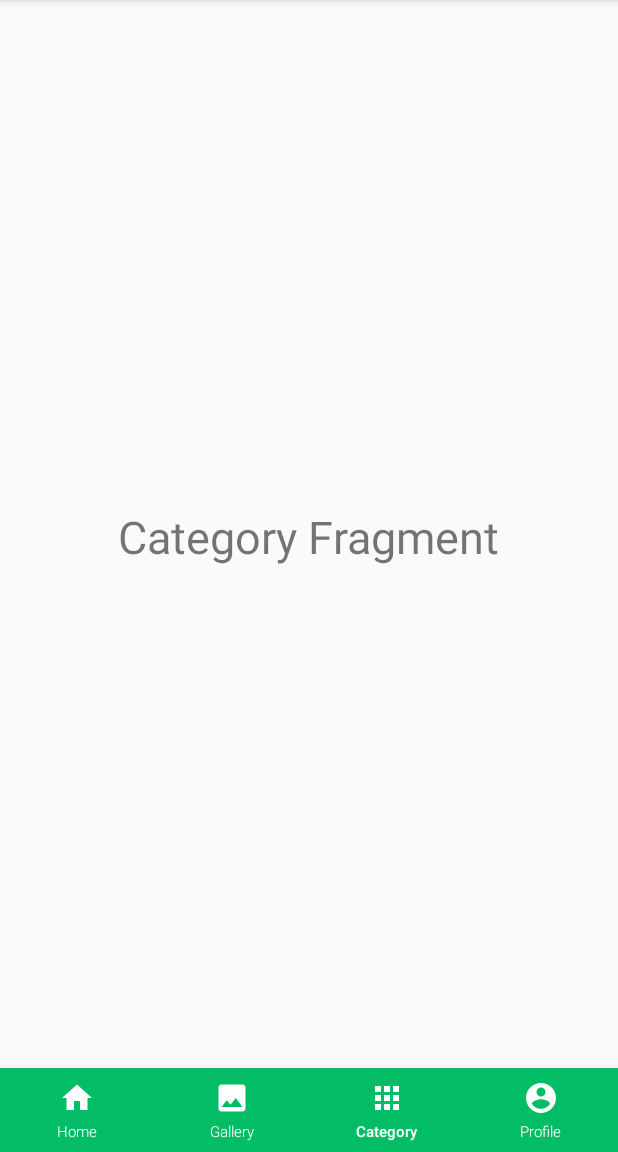
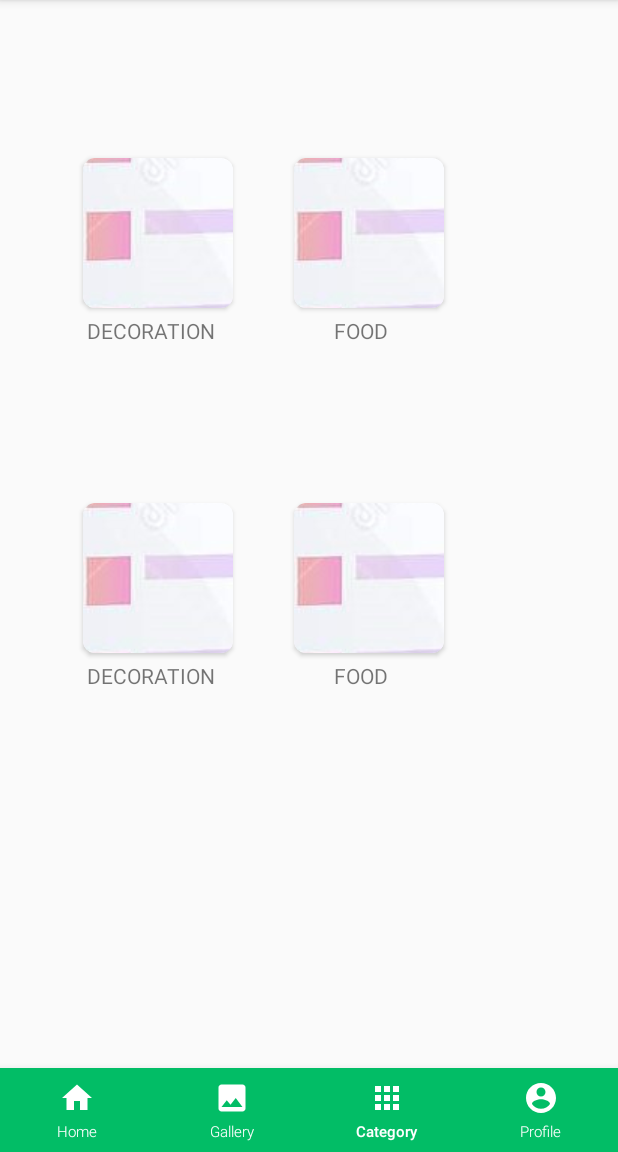
Before and after one commit to lokeshmali1997/ApnaEvent2, an Android app: the screen it shows after launch (MainActivity), item 3 of the bottom bar chosen, on a phone screen of 412 x 824 dp, the part 84-1236 px from its top. Run offline under Robolectric (Android 15) with nearby library versions, the phone set to English and light mode, and no system bars.

Commit message:
home commit

```diff
--- a/app/src/main/AndroidManifest.xml
+++ b/app/src/main/AndroidManifest.xml
@@ -9,7 +9,7 @@
         android:roundIcon="@mipmap/ic_launcher_round"
         android:supportsRtl="true"
         android:theme="@style/AppTheme">
-        <activity android:name=".VendorProfile"></activity>
+       <!-- <activity android:name=".VendorProfile"></activity>-->
         <activity android:name=".MainActivity">
             <intent-filter>
                 <action android:name="android.intent.action.MAIN" />
--- a/app/src/main/res/layout/activity_vendor_profile.xml
+++ b/app/src/main/res/layout/activity_vendor_profile.xml
@@ -16,15 +16,15 @@
         <LinearLayout
             android:layout_width="match_parent"
             android:layout_height="350dp"
-            android:background="@drawable/gradientbackground"
-            android:orientation="vertical">
+            android:orientation="vertical"
+            ><!--android:background="@drawable/gradientbackground"-->
 
             <ImageView
                 android:layout_width="wrap_content"
                 android:layout_height="300dp"
                 android:layout_gravity="center_horizontal"
                 android:foreground="@drawable/profileimagegradient"
-                android:src="@drawable/hitu4" />
+             /><!--android:src="@drawable/hitu4"-->
         </LinearLayout>
 
         <TextView
@@ -65,17 +65,17 @@
             <ImageView
                 android:layout_width="120dp"
                 android:layout_height="56dp"
-                android:src="@drawable/dhol" />
+            /> <!--android:src="@drawable/dhol"-->
 
             <ImageView
                 android:layout_width="120dp"
                 android:layout_height="56dp"
-                android:src="@drawable/dj" />
+             /><!--android:src="@drawable/dj"-->
 
             <ImageView
                 android:layout_width="120dp"
                 android:layout_height="56dp"
-                android:src="@drawable/horse" />
+             /><!--android:src="@drawable/horse"-->
 
         </LinearLayout>
 
@@ -90,7 +90,7 @@
             <ImageView
                 android:layout_width="56dp"
                 android:layout_height="56dp"
-                android:src="@drawable/ic_email_black_24dp" />
+             /><!--android:src="@drawable/ic_email_black_24dp"-->
 
             <TextView
                 android:layout_width="wrap_content"
@@ -111,7 +111,7 @@
             <ImageView
                 android:layout_width="56dp"
                 android:layout_height="56dp"
-                android:src="@drawable/ic_phone_android_black_24dp" />
+             /><!--android:src="@drawable/ic_phone_android_black_24dp"-->
 
             <TextView
                 android:layout_width="wrap_content"
@@ -128,8 +128,8 @@
         android:layout_height="50dp"
         android:layout_gravity="center_horizontal"
         android:layout_marginTop="35dp"
-        android:background="@drawable/buttonstylegradient"
+
         android:text="Book"
         android:textColor="#fff" />
-
+    <!--  android:background="@drawable/buttonstylegradient"-->
 </LinearLayout>
--- a/app/src/main/res/layout/activity_vendor_search.xml
+++ b/app/src/main/res/layout/activity_vendor_search.xml
@@ -15,8 +15,8 @@
         android:layout_width="match_parent"
         android:layout_height="190dp"
         android:orientation="horizontal"
-        android:background="@drawable/shadotovendor">
-
+        >
+        android:background="@drawable/shadotovendor"
     <FrameLayout
         android:layout_width="wrap_content"
         android:layout_height="wrap_content">
@@ -25,7 +25,8 @@
             android:id="@+id/imageView"
             android:layout_width="120dp"
             android:layout_height="180dp"
-            android:src="@drawable/pankaj" />
+             />
+        android:src="@drawable/pankaj"
     </FrameLayout>
 
     <LinearLayout
@@ -87,8 +88,8 @@
         android:layout_width="match_parent"
         android:layout_height="190dp"
         android:orientation="horizontal"
-        android:background="@drawable/shadotovendor">
-
+        >
+        android:background="@drawable/shadotovendor"
         <FrameLayout
             android:layout_width="wrap_content"
             android:layout_height="wrap_content">
@@ -97,7 +98,8 @@
                 android:id="@+id/imageView2"
                 android:layout_width="120dp"
                 android:layout_height="180dp"
-                android:src="@drawable/pankaj" />
+                 />
+            android:src="@drawable/pankaj"
         </FrameLayout>
 
         <LinearLayout
--- a/app/src/main/res/layout/fragment_category.xml
+++ b/app/src/main/res/layout/fragment_category.xml
@@ -1,12 +1,130 @@
 <?xml version="1.0" encoding="utf-8"?>
-<RelativeLayout
-    xmlns:android="http://schemas.android.com/apk/res/android" android:layout_width="match_parent"
-    android:layout_height="match_parent">
+<RelativeLayout xmlns:android="http://schemas.android.com/apk/res/android"
+    android:layout_width="match_parent"
+    android:layout_height="match_parent"
+    xmlns:app="http://schemas.android.com/apk/res-auto">
 
-    <TextView
+    <LinearLayout
+        android:layout_width="match_parent"
+        android:layout_height="match_parent"
+        android:orientation="vertical">
+    <LinearLayout
+        android:layout_width="match_parent"
+        android:layout_height="wrap_content"
+        android:orientation="horizontal"
+        android:layout_marginTop="100dp"
+        >
+
+    <LinearLayout
         android:layout_width="wrap_content"
+        android:layout_height="match_parent"
+        android:orientation="vertical"
+        android:layout_marginLeft="50dp">
+
+    <androidx.cardview.widget.CardView
+        android:layout_width="100dp"
+        android:layout_height="100dp"
+        android:elevation="1dp"
+        app:cardCornerRadius="8dp"
+        android:layout_margin="5dp"
+        >
+        <ImageButton
+            android:layout_width="100dp"
+            android:layout_height="100dp"
+            android:src="@drawable/slider3"/>
+
+    </androidx.cardview.widget.CardView>
+        <TextView
+            android:layout_width="100dp"
+            android:layout_height="wrap_content"
+            android:text="DECORATION"
+            android:gravity="center"/>
+
+    </LinearLayout>
+        <LinearLayout
+            android:layout_width="wrap_content"
+            android:layout_height="match_parent"
+            android:orientation="vertical"
+            android:layout_marginLeft="30dp">
+            <androidx.cardview.widget.CardView
+                android:layout_width="100dp"
+                android:layout_height="100dp"
+                android:elevation="1dp"
+                app:cardCornerRadius="8dp"
+                android:layout_margin="5dp"
+                >
+                <ImageButton
+                    android:layout_width="100dp"
+                    android:layout_height="100dp"
+                    android:src="@drawable/slider3"/>
+
+            </androidx.cardview.widget.CardView>
+            <TextView
+                android:layout_width="100dp"
+                android:layout_height="wrap_content"
+                android:text="FOOD"
+                android:gravity="center"/>
+
+        </LinearLayout>
+    </LinearLayout>
+    <LinearLayout
+        android:layout_width="match_parent"
         android:layout_height="wrap_content"
-        android:text="Category Fragment"
-        android:textSize="30sp"
-        android:layout_centerInParent="true"/>
+        android:orientation="horizontal"
+        android:layout_marginTop="100dp"
+        >
+
+        <LinearLayout
+            android:layout_width="wrap_content"
+            android:layout_height="match_parent"
+            android:orientation="vertical"
+            android:layout_marginLeft="50dp">
+
+            <androidx.cardview.widget.CardView
+                android:layout_width="100dp"
+                android:layout_height="100dp"
+                android:elevation="1dp"
+                app:cardCornerRadius="8dp"
+                android:layout_margin="5dp"
+                >
+                <ImageButton
+                    android:layout_width="100dp"
+                    android:layout_height="100dp"
+                    android:src="@drawable/slider3"/>
+
+            </androidx.cardview.widget.CardView>
+            <TextView
+                android:layout_width="100dp"
+                android:layout_height="wrap_content"
+                android:text="DECORATION"
+                android:gravity="center"/>
+
+        </LinearLayout>
+        <LinearLayout
+            android:layout_width="wrap_content"
+            android:layout_height="match_parent"
+            android:orientation="vertical"
+            android:layout_marginLeft="30dp">
+            <androidx.cardview.widget.CardView
+                android:layout_width="100dp"
+                android:layout_height="100dp"
+                android:elevation="1dp"
+                app:cardCornerRadius="8dp"
+                android:layout_margin="5dp"
+                >
+                <ImageButton
+                    android:layout_width="100dp"
+                    android:layout_height="100dp"
+                    android:src="@drawable/slider3"/>
+
+            </androidx.cardview.widget.CardView>
+            <TextView
+                android:layout_width="100dp"
+                android:layout_height="wrap_content"
+                android:text="FOOD"
+                android:gravity="center"/>
+
+        </LinearLayout>
+    </LinearLayout>
+    </LinearLayout>
 </RelativeLayout>
```
